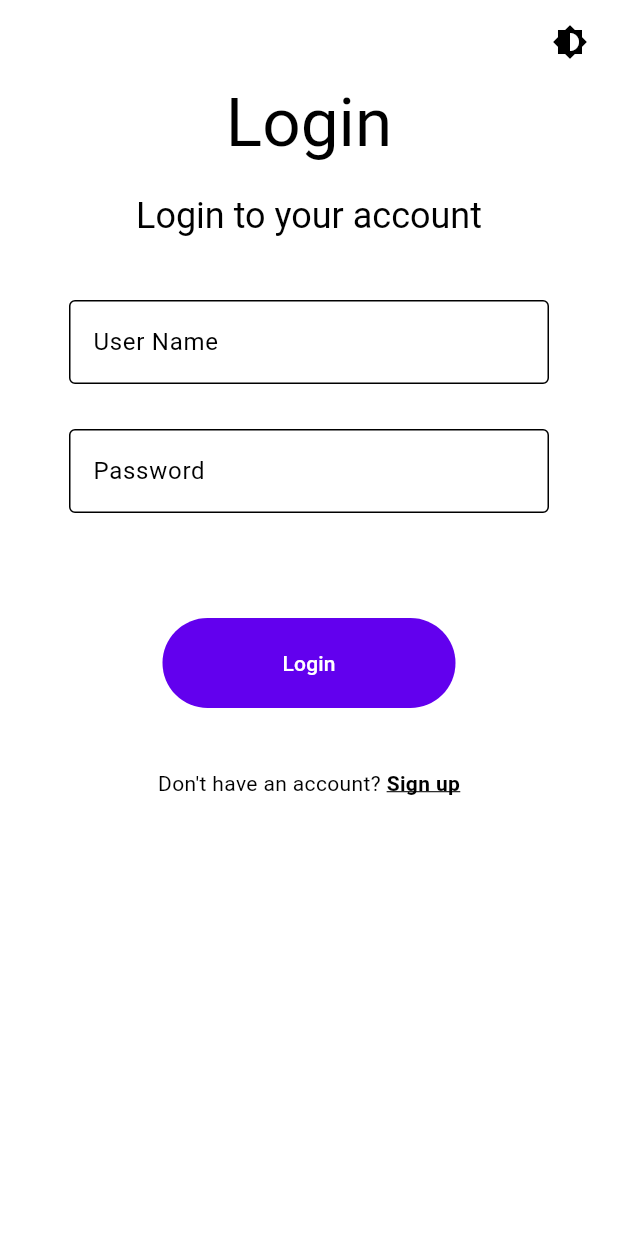
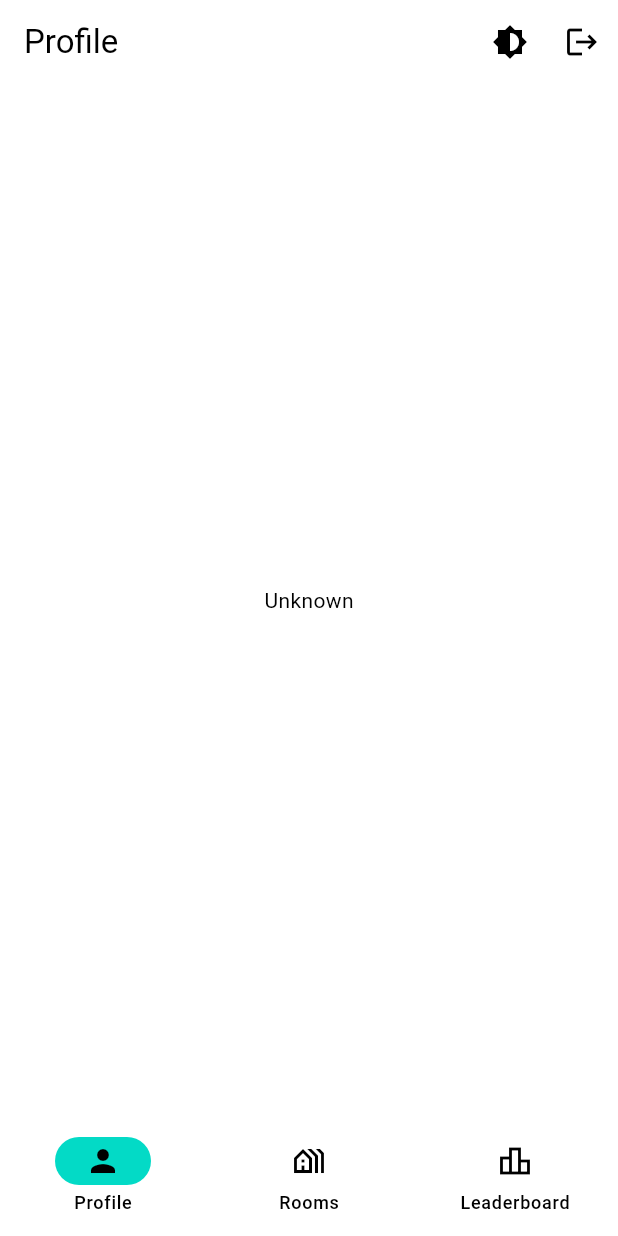
Before and after one commit to shaharyog/trivia_gui, a Flutter app: the screen it shows after launch, after a tap on "Login", on a phone screen of 412 x 824 dp. Run offline on Flutter 3.47's test engine with Material 3 defaults, Android fonts, the light colour scheme and no system bars; drawn by our look-alikes of dynamic_color.

Commit message:
feat: added app icons, implemented homepage, rooms page (WIP)

```diff
--- /dev/null
+++ b/lib/homepage.dart
@@ -0,0 +1,17 @@
+import 'package:flutter/material.dart';
+
+import 'homepage_large.dart';
+import 'homepage_mid_small.dart';
+
+class Homepage extends StatelessWidget {
+  @override
+  Widget build(BuildContext context) {
+    return LayoutBuilder(builder: (context, constraints) {
+      if (constraints.maxWidth >= 1350) {
+        return HomePageLarge();
+      } else {
+        return HomePageMediumOrSmall();
+      }
+    });
+  }
+}
--- /dev/null
+++ b/lib/homepage_mid_small.dart
@@ -0,0 +1,84 @@
+import 'package:flutter/material.dart';
+import 'providers/navigation_provider.dart';
+import 'rooms.dart';
+import 'utils.dart';
+import 'package:provider/provider.dart';
+
+class HomePageMediumOrSmall extends StatelessWidget {
+  @override
+  Widget build(BuildContext context) {
+    final navigationState = Provider.of<NavigationState>(context);
+    return Scaffold(
+      floatingActionButton: navigationState.selectedIndex == 1
+          ? FloatingActionButton(
+              onPressed: () {},
+              child: Icon(Icons.add),
+            )
+          : null,
+      appBar: AppBar(
+        automaticallyImplyLeading: false,
+        title: Builder(
+          builder: (context) {
+            switch (navigationState.selectedIndex) {
+              case 0:
+                return Text('Profile');
+              case 1:
+                return Text('Rooms');
+              case 2:
+                return Text('Leaderboard');
+              default:
+                return Text('Unknown');
+            }
+          },
+        ),
+        actions: [
+          themeToggleButton(),
+          IconButton(
+            icon: Icon(Icons.logout),
+            onPressed: () {
+              // back to login screen
+              Navigator.of(context).pushReplacementNamed('/login');
+            },
+          ),
+        ],
+      ),
+      body: Center(
+        child: Builder(builder: (context) {
+          switch (navigationState.selectedIndex) {
+            case 0:
+              return Text('Unknown');
+            case 1:
+              return RoomsPage();
+            case 2:
+              return Text('Unknown');
+            default:
+              return Text('Unknown');
+          }
+        }),
+      ),
+      bottomNavigationBar: NavigationBar(
+        onDestinationSelected: (int index) {
+          navigationState.selectedIndex = index;
+        },
+        selectedIndex: navigationState.selectedIndex,
+        destinations: const <NavigationDestination>[
+          NavigationDestination(
+              selectedIcon: Icon(Icons.person),
+              icon: Icon(Icons.person_outline),
+              label: 'Profile',
+              tooltip: ''),
+          NavigationDestination(
+              selectedIcon: Icon(Icons.holiday_village),
+              icon: Icon(Icons.holiday_village_outlined),
+              label: 'Rooms',
+              tooltip: ''),
+          NavigationDestination(
+              selectedIcon: Icon(Icons.leaderboard),
+              icon: Icon(Icons.leaderboard_outlined),
+              label: 'Leaderboard',
+              tooltip: '')
+        ],
+      ),
+    );
+  }
+}
--- a/lib/login.dart
+++ b/lib/login.dart
@@ -1,6 +1,4 @@
 import 'package:flutter/material.dart';
-import 'package:provider/provider.dart';
-import 'package:your_flutter_app_name/theme_provider.dart';
 import 'package:your_flutter_app_name/utils.dart';
 
 class LoginPage extends StatelessWidget {
@@ -8,22 +6,9 @@ class LoginPage extends StatelessWidget {
   Widget build(BuildContext context) {
     return Scaffold(
       appBar: AppBar(
+        automaticallyImplyLeading: false,
         actions: [
-          Consumer<ThemeProvider>(
-            builder: (context, themeProvider, child) {
-              return Padding(
-                padding: const EdgeInsets.all(8.0),
-                child: IconButton(
-                  icon: Icon(themeProvider.themeMode == ThemeMode.light
-                      ? Icons.brightness_2
-                      : Icons.brightness_6),
-                  onPressed: () {
-                    themeProvider.toggleTheme();
-                  },
-                ),
-              );
-            },
-          ),
+          themeToggleButton(),
         ],
       ),
       body: SingleChildScrollView(
@@ -62,7 +47,9 @@ class LoginPage extends StatelessWidget {
                       EdgeInsets.symmetric(horizontal: 80, vertical: 20),
                     ),
                   ),
-                  onPressed: () {},
+                  onPressed: () {
+                    Navigator.pushReplacementNamed(context, '/home');
+                  },
                   child: Text(
                     "Login",
                   ),
--- a/lib/main.dart
+++ b/lib/main.dart
@@ -1,8 +1,11 @@
 
 import 'package:dynamic_color/dynamic_color.dart';
 import 'package:flutter/material.dart';
-import 'package:your_flutter_app_name/theme_provider.dart';
+import 'package:your_flutter_app_name/providers/rooms_provider.dart';
+import 'package:your_flutter_app_name/providers/theme_provider.dart';
+import 'homepage.dart';
 import 'login.dart';
+import 'providers/navigation_provider.dart';
 import 'signup.dart';
 import 'package:provider/provider.dart';
 
@@ -12,8 +15,12 @@ const _defaultDarkColorScheme = ColorScheme.dark();
 
 void main() {
   runApp(
-    ChangeNotifierProvider(
-      create: (context) => ThemeProvider(),
+    MultiProvider(
+      providers: [
+        ChangeNotifierProvider(create: (context) => ThemeProvider()),
+        ChangeNotifierProvider(create: (context) => NavigationState()),
+        ChangeNotifierProvider(create: (context) => RoomsProvider()),
+      ],
       child: MyApp(),
     ),
   );
@@ -43,6 +50,7 @@ class MyApp extends StatelessWidget {
                     // When navigating to the "/" route, build the HomePage widget.
                     '/login': (context) => LoginPage(),
                     '/signup': (context) => SignupPage(),
+                    '/home': (context) => Homepage(),
                   },
                 )
         );
--- /dev/null
+++ b/lib/providers/navigation_provider.dart
@@ -0,0 +1,12 @@
+import 'package:flutter/material.dart';
+
+class NavigationState extends ChangeNotifier {
+  int _selectedIndex = 0;
+
+  int get selectedIndex => _selectedIndex;
+
+  set selectedIndex(int index) {
+    _selectedIndex = index;
+    notifyListeners();
+  }
+}
--- a/lib/utils.dart
+++ b/lib/utils.dart
@@ -1,4 +1,7 @@
 import 'package:flutter/material.dart';
+import 'package:provider/provider.dart';
+
+import 'providers/theme_provider.dart';
 
 Widget makeInput({label, obscureText = false}) {
   return Column(
@@ -18,3 +21,18 @@ Widget makeInput({label, obscureText = false}) {
     ],
   );
 }
+
+Widget themeToggleButton() {
+  return Consumer<ThemeProvider>(
+    builder: (context, themeProvider, child) {
+      return IconButton(
+        icon: Icon(themeProvider.themeMode == ThemeMode.light
+            ? Icons.brightness_2
+            : Icons.brightness_6),
+        onPressed: () {
+          themeProvider.toggleTheme();
+        },
+      );
+    },
+  );
+}
```
Also changed, not shown: lib/Objects/room.dart (added, +20 -0 lines), lib/homepage_large.dart (added, +92 -0 lines), lib/providers/rooms_provider.dart (added, +56 -0 lines), lib/rooms.dart (added, +111 -0 lines), lib/signup.dart (+5 -15 lines), lib/providers/theme_provider.dart (renamed from lib/theme_provider.dart), 61 other files.
